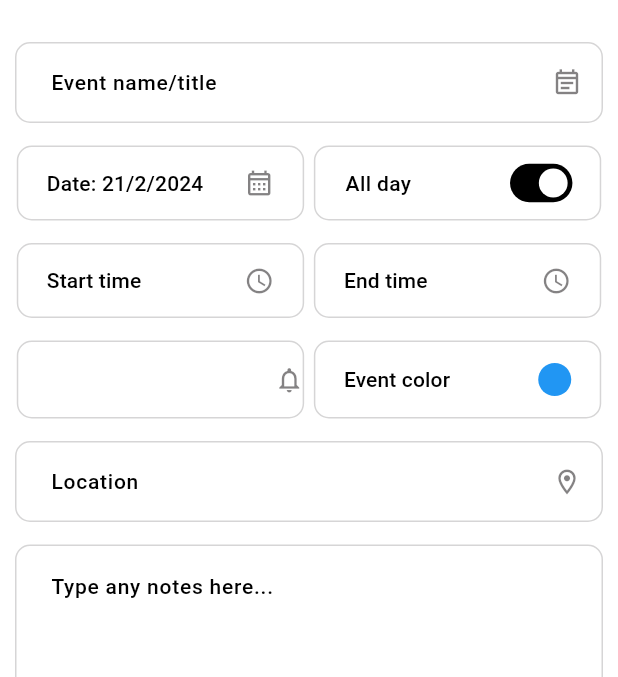
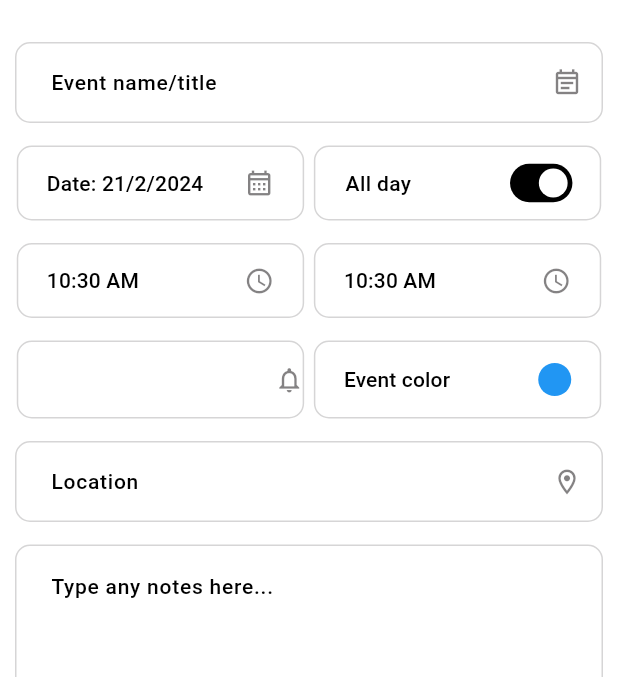
Before and after one commit to joharkhan99/quickcal, a Flutter app: the CreateTaskPage screen opened by its route, on a phone screen of 412 x 824 dp, the part 57-734 px from its top. Run offline on Flutter 3.47's test engine with Material 3 defaults, Android fonts, the phone set to English and light mode, and no system bars.

Commit message:
Refactor task creation colors UI components

```diff
--- a/lib/components/addtask/event_color_field.dart
+++ b/lib/components/addtask/event_color_field.dart
@@ -1,23 +1,33 @@
 import 'package:flutter/material.dart';
 import 'package:quickcal/components/addtask/event_color_modal.dart';
+import 'package:quickcal/models/task.dart';
 
 class EventColorField extends StatefulWidget {
-  const EventColorField({super.key});
+  final Task task;
+  const EventColorField({super.key, required this.task});
 
   @override
   State<EventColorField> createState() => _EventColorFieldState();
 }
 
 class _EventColorFieldState extends State<EventColorField> {
+  void handleColorSelection(Color color) {
+    setState(() {
+      widget.task.setColor(color);
+      Navigator.pop(context);
+    });
+  }
+
   void selectColorModal() {
     showDialog(
       context: context,
       builder: (context) {
         return EventColorDialogBox(
-            // controller: _controller,
-            // onSave: saveNewTask,
-            // onCancel: () => Navigator.of(context).pop(),
-            );
+          handleColorSelection: handleColorSelection,
+          color: widget.task.color,
+          colors: widget.task.colors,
+          colorsLength: widget.task.colors.length,
+        );
       },
     );
   }
@@ -54,7 +64,7 @@ class _EventColorFieldState extends State<EventColorField> {
                   width: 22,
                   height: 22,
                   decoration: BoxDecoration(
-                    color: Colors.blue,
+                    color: widget.task.getColor(),
                     borderRadius: BorderRadius.circular(50),
                   ),
                 ),
--- a/lib/components/addtask/event_date_field.dart
+++ b/lib/components/addtask/event_date_field.dart
@@ -1,5 +1,4 @@
 import 'package:flutter/material.dart';
-import 'package:quickcal/models/calendar.dart';
 import 'package:quickcal/models/task.dart';
 
 class DateField extends StatefulWidget {
--- a/lib/components/addtask/event_end_time_field.dart
+++ b/lib/components/addtask/event_end_time_field.dart
@@ -1,16 +1,27 @@
 import 'package:flutter/material.dart';
+import 'package:quickcal/models/task.dart';
 
-class EndTimeField extends StatelessWidget {
+class EndTimeField extends StatefulWidget {
+  final Task task;
+  const EndTimeField({super.key, required this.task});
+
+  @override
+  State<EndTimeField> createState() => _EndTimeFieldState();
+}
+
+class _EndTimeFieldState extends State<EndTimeField> {
   TimeOfDay selectedTime = TimeOfDay.now();
+
   Future<void> _selectTime(BuildContext context) async {
     final TimeOfDay? picked = await showTimePicker(context: context, initialTime: selectedTime);
 
-    if (picked != null && picked != selectedTime) {
-      print('Time selected: ${picked.toString()}');
+    if (picked != null) {
+      setState(() {
+        widget.task.setEndTime(picked);
+      });
     }
   }
 
-  EndTimeField({super.key});
   @override
   Widget build(BuildContext context) {
     return Row(
@@ -32,14 +43,14 @@ class EndTimeField extends StatelessWidget {
               alignment: Alignment.centerLeft,
               side: const BorderSide(color: Color.fromARGB(50, 46, 43, 45), width: 1),
             ),
-            child: const Row(
+            child: Row(
               mainAxisAlignment: MainAxisAlignment.spaceBetween,
               children: [
                 Text(
-                  'End time',
-                  style: TextStyle(color: Colors.black, fontSize: 14, fontWeight: FontWeight.w500),
+                  "${widget.task.endTime.hourOfPeriod}:${widget.task.endTime.minute} ${widget.task.endTime.period.name.toUpperCase()}",
+                  style: const TextStyle(color: Colors.black, fontSize: 14, fontWeight: FontWeight.w500),
                 ),
-                Icon(
+                const Icon(
                   Icons.watch_later_outlined,
                   color: Color.fromARGB(150, 46, 43, 45),
                   size: 20,
--- a/lib/components/addtask/event_notify_field.dart
+++ b/lib/components/addtask/event_notify_field.dart
@@ -1,7 +1,13 @@
 import 'package:flutter/material.dart';
+import 'package:quickcal/models/task.dart';
 
 class EventNotifyField extends StatelessWidget {
-  const EventNotifyField({super.key});
+  final Task task;
+  const EventNotifyField({super.key, required this.task});
+
+  void handleSwitchChange(String value) {
+    task.setNotifyTime(value);
+  }
 
   @override
   Widget build(BuildContext context) {
@@ -22,7 +28,7 @@ class EventNotifyField extends StatelessWidget {
                 borderRadius: BorderRadius.all(Radius.circular(10)),
               ),
             ),
-            value: 'Two',
+            value: task.notifyTime,
             icon: const Row(
               mainAxisAlignment: MainAxisAlignment.end,
               children: [
@@ -40,13 +46,8 @@ class EventNotifyField extends StatelessWidget {
               fontWeight: FontWeight.w500,
             ),
             dropdownColor: Colors.white,
-            onChanged: (String? value) {
-              // This is called when the user selects an item.
-              // setState(() {
-              //   dropdownValue = value!;
-              // });
-            },
-            items: ['One', 'Two', 'Three', 'Four'].map<DropdownMenuItem<String>>((String value) {
+            onChanged: (String? value) => handleSwitchChange(value!),
+            items: task.times.map<DropdownMenuItem<String>>((String value) {
               return DropdownMenuItem<String>(
                 value: value,
                 child: Text(value),
--- a/lib/components/addtask/event_start_time_field.dart
+++ b/lib/components/addtask/event_start_time_field.dart
@@ -1,16 +1,26 @@
 import 'package:flutter/material.dart';
+import 'package:quickcal/models/task.dart';
 
-class StartTimeField extends StatelessWidget {
+class StartTimeField extends StatefulWidget {
+  final Task task;
+  const StartTimeField({super.key, required this.task});
+
+  @override
+  State<StartTimeField> createState() => _StartTimeFieldState();
+}
+
+class _StartTimeFieldState extends State<StartTimeField> {
   TimeOfDay selectedTime = TimeOfDay.now();
+
   Future<void> _selectTime(BuildContext context) async {
     final TimeOfDay? picked = await showTimePicker(context: context, initialTime: selectedTime);
 
-    if (picked != null && picked != selectedTime) {
-      print('Time selected: ${picked.toString()}');
+    if (picked != null) {
+      setState(() {
+        widget.task.setStartTime(picked);
+      });
     }
   }
-
-  StartTimeField({super.key});
 
   @override
   Widget build(BuildContext context) {
@@ -33,14 +43,14 @@ class StartTimeField extends StatelessWidget {
               alignment: Alignment.centerLeft,
               side: const BorderSide(color: Color.fromARGB(50, 46, 43, 45), width: 1),
             ),
-            child: const Row(
+            child: Row(
               mainAxisAlignment: MainAxisAlignment.spaceBetween,
               children: [
                 Text(
-                  'Start time',
-                  style: TextStyle(color: Colors.black, fontSize: 14, fontWeight: FontWeight.w500),
+                  "${widget.task.startTime.hourOfPeriod}:${widget.task.startTime.minute} ${widget.task.startTime.period.name.toUpperCase()}",
+                  style: const TextStyle(color: Colors.black, fontSize: 14, fontWeight: FontWeight.w500),
                 ),
-                Icon(
+                const Icon(
                   Icons.watch_later_outlined,
                   color: Color.fromARGB(150, 46, 43, 45),
                   size: 20,
--- a/lib/models/task.dart
+++ b/lib/models/task.dart
@@ -4,20 +4,38 @@ class Task {
   late String name;
   late DateTime date;
   late bool allDay;
-  late DateTime startTime;
-  late DateTime endTime;
-  late String isAllDay;
+  late TimeOfDay startTime;
+  late TimeOfDay endTime;
+  late String notifyTime;
   late Color color;
   late String location;
   late String notes;
+
+  final List<String> times = ['None', 'On time', '5 mins before', '10 mins before', '15 mins before', '30 mins before', '1 hour before'];
+  final List<Color> colors = [
+    Colors.blueAccent,
+    Colors.red,
+    Colors.purple.shade300,
+    Colors.blue.shade200,
+    Colors.green.shade600,
+    Colors.pink.shade200,
+    Colors.teal.shade400,
+    Colors.amber.shade600,
+    Colors.brown.shade300,
+    Colors.indigo.shade400,
+    Colors.lightGreen,
+    Colors.deepPurple,
+    Colors.cyan,
+    Colors.lime,
+  ];
 
   Task() {
     name = '';
     date = DateTime.now();
     allDay = true;
-    startTime = DateTime.now();
-    endTime = DateTime.now();
-    isAllDay = '';
+    startTime = TimeOfDay.now();
+    endTime = TimeOfDay.now();
+    notifyTime = times[0];
     color = Colors.blue;
     location = '';
     notes = '';
@@ -35,16 +53,16 @@ class Task {
     this.allDay = allDay;
   }
 
-  void setStartTime(DateTime startTime) {
+  void setStartTime(TimeOfDay startTime) {
     this.startTime = startTime;
   }
 
-  void setEndTime(DateTime endTime) {
+  void setEndTime(TimeOfDay endTime) {
     this.endTime = endTime;
   }
 
-  void setisAllDay(String isAllDay) {
-    this.isAllDay = isAllDay;
+  void setNotifyTime(String notifyTime) {
+    this.notifyTime = notifyTime;
   }
 
   void setColor(Color color) {
@@ -71,16 +89,16 @@ class Task {
     return allDay;
   }
 
-  DateTime getStartTime() {
+  TimeOfDay getStartTime() {
     return startTime;
   }
 
-  DateTime getEndTime() {
+  TimeOfDay getEndTime() {
     return endTime;
   }
 
-  String getisAllDay() {
-    return isAllDay;
+  String getNotifyTime() {
+    return notifyTime;
   }
 
   Color getColor() {
@@ -101,7 +119,7 @@ class Task {
     print('All Day: $allDay');
     print('Start Time: $startTime');
     print('End Time: $endTime');
-    print('isAllDay: $isAllDay');
+    print('isAllDay: $notifyTime');
     print('Color: $color');
     print('Location: $location');
     print('Notes: $notes');
--- a/lib/pages/create_task_page.dart
+++ b/lib/pages/create_task_page.dart
@@ -86,9 +86,9 @@ class _CreateTaskPageState extends State<CreateTaskPage> {
                       mainAxisAlignment: MainAxisAlignment.spaceEvenly,
                       crossAxisAlignment: CrossAxisAlignment.center,
                       children: [
-                        StartTimeField(),
+                        StartTimeField(task: task),
                         SizedBox(width: MediaQuery.of(context).size.width * 0.01),
-                        EndTimeField(),
+                        EndTimeField(task: task),
                       ],
                     ),
                     const SizedBox(height: 15),
@@ -96,9 +96,9 @@ class _CreateTaskPageState extends State<CreateTaskPage> {
                       mainAxisAlignment: MainAxisAlignment.spaceEvenly,
                       crossAxisAlignment: CrossAxisAlignment.center,
                       children: [
-                        const EventNotifyField(),
+                        EventNotifyField(task: task),
                         SizedBox(width: MediaQuery.of(context).size.width * 0.01),
-                        const EventColorField(),
+                        EventColorField(task: task),
                       ],
                     ),
                     const SizedBox(height: 15),
```
Also changed, not shown: lib/components/addtask/event_color_modal.dart (+11 -28 lines).
